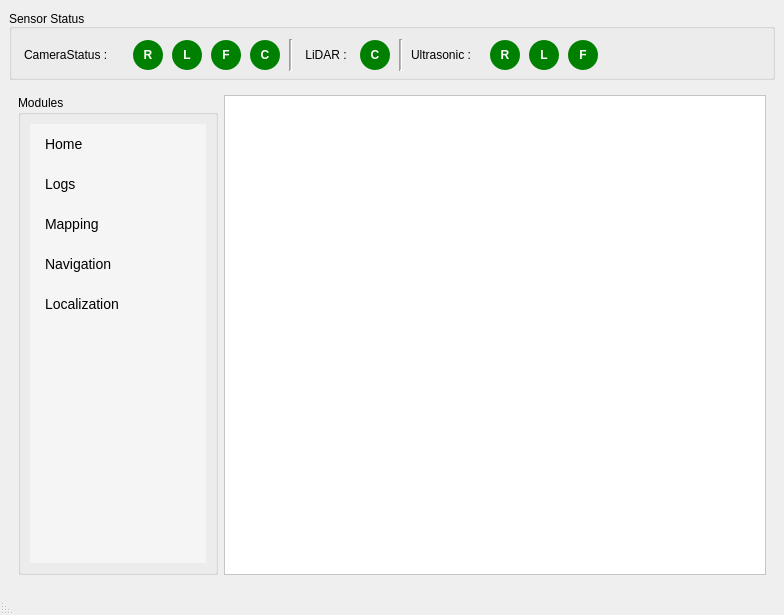
Qt form src/test_tool/src/iris_tool/mainwindow.ui (Madhanprince/iris_test_tool) before a commit.
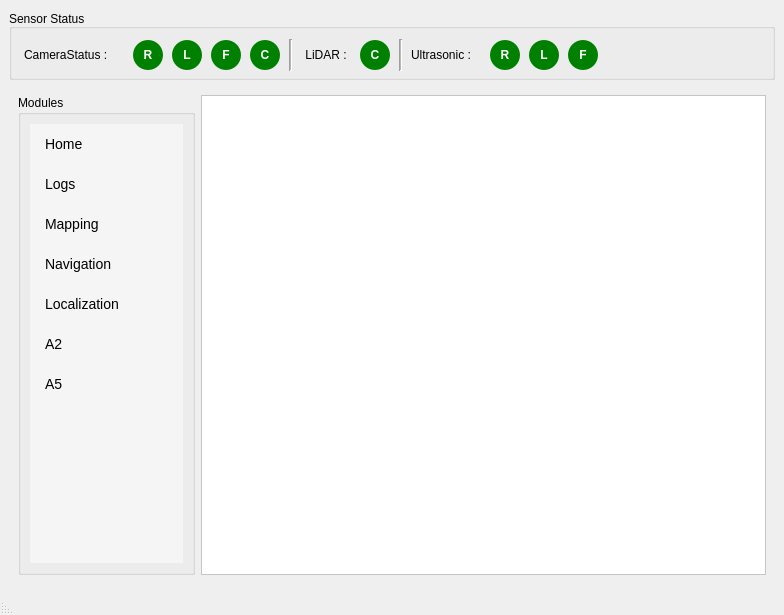
The same form after that commit.

```diff
--- a/src/test_tool/src/iris_tool/mainwindow.ui
+++ b/src/test_tool/src/iris_tool/mainwindow.ui
@@ -442,7 +442,7 @@
            <widget class="QListWidget" name="listWidget">
             <property name="maximumSize">
              <size>
-              <width>200</width>
+              <width>300</width>
               <height>16777215</height>
              </size>
             </property>
@@ -493,6 +493,16 @@
               <string>Localization</string>
              </property>
             </item>
+            <item>
+             <property name="text">
+              <string>A2</string>
+             </property>
+            </item>
+            <item>
+             <property name="text">
+              <string>A5</string>
+             </property>
+            </item>
            </widget>
           </item>
          </layout>
@@ -581,7 +591,7 @@
             <widget class="QGroupBox" name="active_node_list">
              <property name="maximumSize">
               <size>
-               <width>200</width>
+               <width>300</width>
                <height>16777215</height>
               </size>
              </property>
@@ -674,6 +684,20 @@
            </item>
           </layout>
          </widget>
+         <widget class="QWidget" name="Localization">
+          <layout class="QVBoxLayout" name="verticalLayout_8">
+           <item>
+            <widget class="QWidget" name="widget_4" native="true"/>
+           </item>
+          </layout>
+         </widget>
+         <widget class="QWidget" name="Navigation">
+          <layout class="QVBoxLayout" name="verticalLayout_7">
+           <item>
+            <widget class="QWidget" name="widget_3" native="true"/>
+           </item>
+          </layout>
+         </widget>
          <widget class="QWidget" name="Mapping">
           <layout class="QVBoxLayout" name="verticalLayout_6">
            <item>
```
